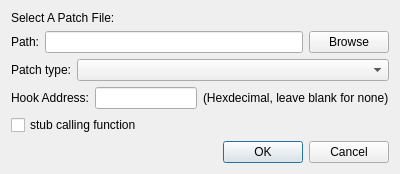
Old version of the form Dialog/PatchEditDialog.ui in the repository wario-land/WL4Editor.
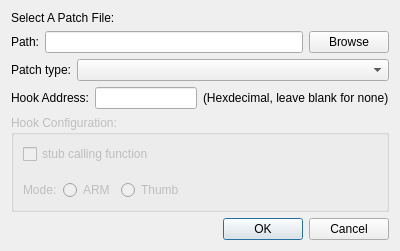
New version of the form.

```diff
--- a/Dialog/PatchEditDialog.ui
+++ b/Dialog/PatchEditDialog.ui
@@ -7,7 +7,7 @@
     <x>0</x>
     <y>0</y>
     <width>400</width>
-    <height>168</height>
+    <height>237</height>
    </rect>
   </property>
   <property name="windowTitle">
@@ -90,10 +90,69 @@
     </layout>
    </item>
    <item>
-    <widget class="QCheckBox" name="checkBox_StubCallingFunction">
-     <property name="text">
-      <string>stub calling function</string>
+    <widget class="QGroupBox" name="groupBox_HookConfig">
+     <property name="enabled">
+      <bool>false</bool>
      </property>
+     <property name="title">
+      <string>Hook Configuration:</string>
+     </property>
+     <layout class="QVBoxLayout" name="verticalLayout_2">
+      <item>
+       <widget class="QCheckBox" name="checkBox_StubCallingFunction">
+        <property name="text">
+         <string>stub calling function</string>
+        </property>
+       </widget>
+      </item>
+      <item>
+       <layout class="QHBoxLayout" name="horizontalLayout_4">
+        <property name="topMargin">
+         <number>10</number>
+        </property>
+        <item>
+         <widget class="QLabel" name="label_CompileMode">
+          <property name="sizePolicy">
+           <sizepolicy hsizetype="Fixed" vsizetype="Preferred">
+            <horstretch>0</horstretch>
+            <verstretch>0</verstretch>
+           </sizepolicy>
+          </property>
+          <property name="text">
+           <string>Mode:</string>
+          </property>
+         </widget>
+        </item>
+        <item>
+         <widget class="QRadioButton" name="radioButton_CompileInARMMode">
+          <property name="text">
+           <string>ARM</string>
+          </property>
+         </widget>
+        </item>
+        <item>
+         <widget class="QRadioButton" name="radioButton_CompileInThumbMode">
+          <property name="text">
+           <string>Thumb</string>
+          </property>
+         </widget>
+        </item>
+        <item>
+         <spacer name="horizontalSpacer">
+          <property name="orientation">
+           <enum>Qt::Horizontal</enum>
+          </property>
+          <property name="sizeHint" stdset="0">
+           <size>
+            <width>40</width>
+            <height>20</height>
+           </size>
+          </property>
+         </spacer>
+        </item>
+       </layout>
+      </item>
+     </layout>
     </widget>
    </item>
    <item>
```
